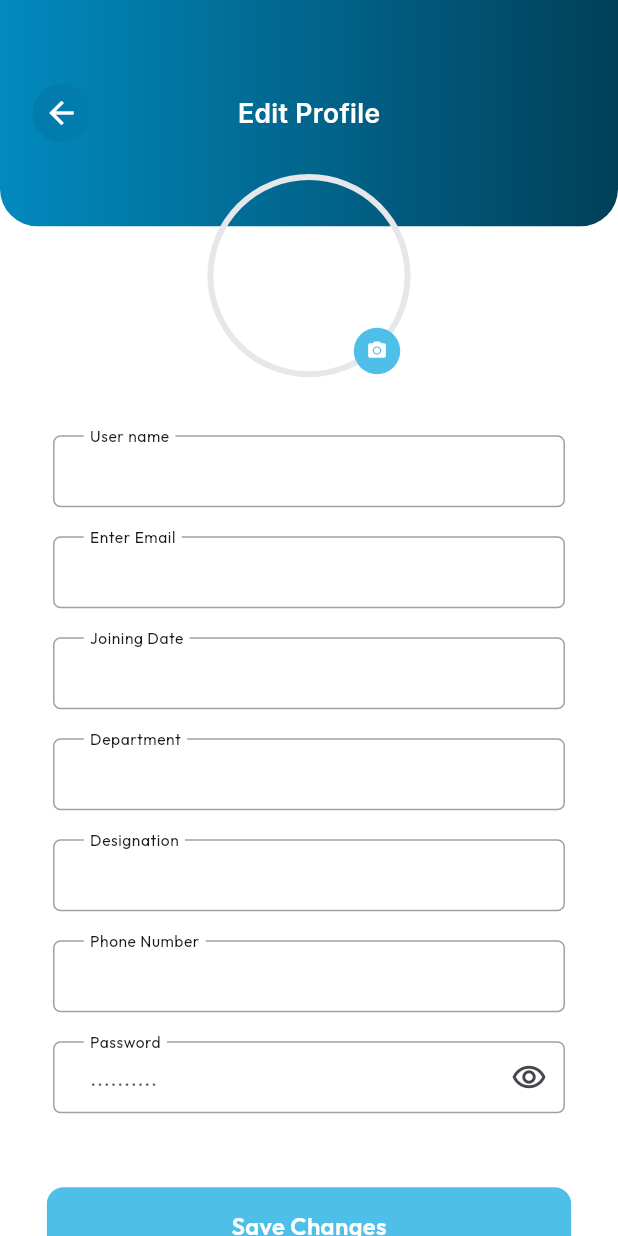
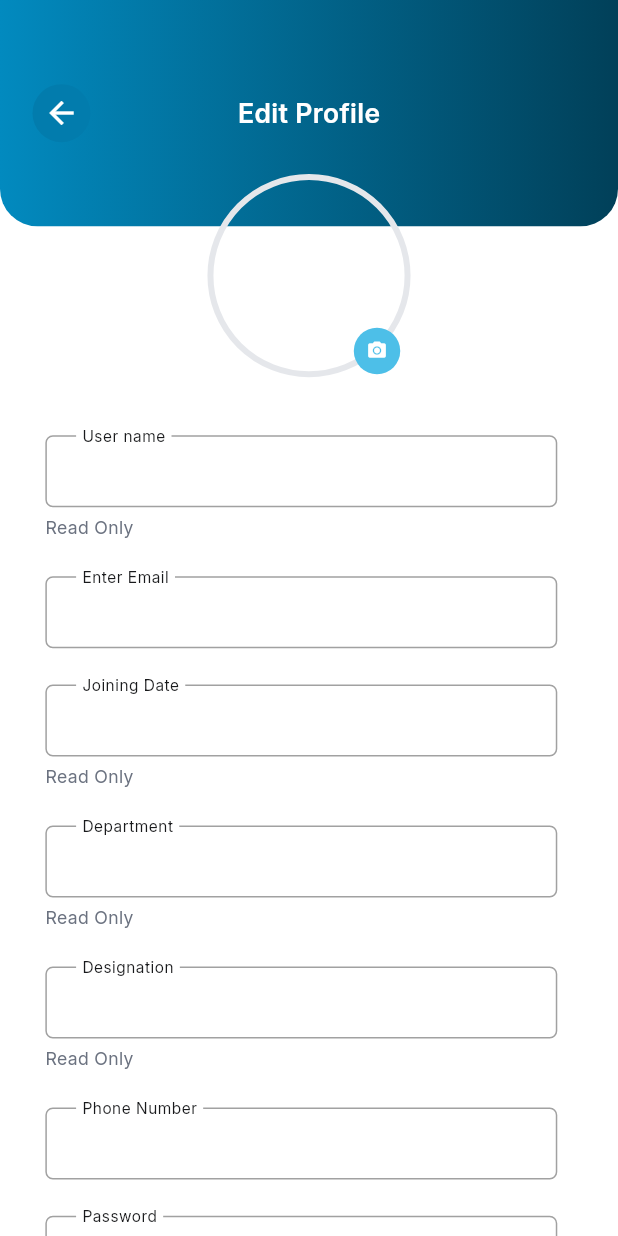
Before and after one commit to waizkamboh/clean_trust, a Flutter app: the EditProfileScreen screen opened directly, on a phone screen of 412 x 824 dp. Run offline on Flutter 3.47's test engine with Material 3 defaults, Android fonts, the phone set to English and light mode, and no system bars; our stand-ins replace connectivity_plus, dropdown_search, file_picker, flutter_spinkit, geocoding, geolocator and 5 more; missing offline and left inert: mobile_scanner; accounts and stored records are empty.

Commit message:
set color and font in edit profile screen

```diff
--- a/lib/main.dart
+++ b/lib/main.dart
@@ -13,6 +13,7 @@ import 'package:clean_trust/view/screens/home/home_screen.dart';
 import 'package:clean_trust/view/screens/home/leave_request/leave_request_screen.dart';
 import 'package:clean_trust/view/screens/onboarding/onboarding_screen1.dart';
 import 'package:clean_trust/view/screens/onboarding/onboarding_screen2.dart';
+import 'package:clean_trust/view/screens/profile/app_setting_Screen.dart';
 import 'package:clean_trust/view/screens/profile/edit_profile_screen.dart';
 import 'package:clean_trust/view/screens/profile/profile_screen.dart';
 import 'package:clean_trust/view/screens/splash/splash_screen.dart';
@@ -40,7 +41,7 @@ class MyApp extends StatelessWidget {
       theme: ThemeData(
         colorScheme: ColorScheme.fromSeed(seedColor: Colors.deepPurple),
       ),
-      home: EditProfileScreen(),
+      home: AppSettingScreen(),
       locale: LocalizationService.locale ,
       fallbackLocale: LocalizationService.fallbackLocale,
       translations: LocalizationService(),
--- a/lib/util/language_module/translation/en.dart
+++ b/lib/util/language_module/translation/en.dart
@@ -245,6 +245,7 @@ Map<String, String> en = {
   'EditProfileScreen11': 'Password',
   'EditProfileScreen12': '..........',
   'EditProfileScreen13': 'Save Changes',
+  'EditProfileScreen14': 'Read Only',
 
 
   'changePasswordScreen1': 'Change Password',
--- a/lib/view/screens/profile/edit_profile_screen.dart
+++ b/lib/view/screens/profile/edit_profile_screen.dart
@@ -87,14 +87,17 @@ class _EditProfileScreenState extends State<EditProfileScreen> {
 
 
                   SizedBox(height: getHeight(40),),
+                  Column(
+                    crossAxisAlignment: CrossAxisAlignment.start,
+                    children: [
                       Obx(()=>
                           InputTextField(
                             width: getWidth(333),
                             contentPadding: EdgeInsets.symmetric(horizontal: getWidth(20)),
                             keyBoardType: TextInputType.emailAddress,
                             readOnly: true,
-                        labelTextStyle: kSize16W400KWhiteColorOutfitRegular.copyWith(fontSize: getFont(14), color: AppColors.kCharcoalBlackColor),
-                        hintTextStyle: kSize16W400KWhiteColorOutfitRegular.copyWith(fontSize: getFont(14), color: AppColors.kBlackColor.withOpacity(0.66)),
+                            labelTextStyle: kSize17W400KCharcoalBlackColorInterRegular.copyWith(fontSize: getFont(14), color: AppColors.kCharcoalBlackColor),
+                            hintTextStyle: kSize17W400KCharcoalBlackColorInterRegular.copyWith(fontSize: getFont(14), color: AppColors.kBlackColor.withOpacity(0.66)),
                             obscureText: false,
                             hintText: controller.fullName.value,
                             labelText: 'EditProfileScreen3'.tr,
@@ -102,7 +105,11 @@ class _EditProfileScreenState extends State<EditProfileScreen> {
                             borderSideColor: AppColors.kBlackColor.withOpacity(0.37),
                             textFormFieldColor: AppColors.kWhiteColor,
                           ),),
-                  SizedBox(height: getHeight(20),),
+                      SizedBox(height: getHeight(5),),
+
+                      Text('EditProfileScreen14'.tr,style: kSize17W400KCharcoalBlackColorInterRegular.copyWith(fontSize: getFont(12), color: AppColors.kCoolGreyColor),),
+
+                      SizedBox(height: getHeight(25),),
                       Obx(()=>
                           InputTextField(
                             myController: controller.emailController.value,
@@ -112,8 +119,8 @@ class _EditProfileScreenState extends State<EditProfileScreen> {
                               return null;
                             },
                             keyBoardType: TextInputType.emailAddress,
-                        labelTextStyle: kSize16W400KWhiteColorOutfitRegular.copyWith(fontSize: getFont(14), color: AppColors.kCharcoalBlackColor),
-                        hintTextStyle: kSize16W400KWhiteColorOutfitRegular.copyWith(fontSize: getFont(14), color: AppColors.kBlackColor.withOpacity(0.66)),
+                            labelTextStyle: kSize17W400KCharcoalBlackColorInterRegular.copyWith(fontSize: getFont(14), color: AppColors.kCharcoalBlackColor),
+                            hintTextStyle: kSize17W400KCharcoalBlackColorInterRegular.copyWith(fontSize: getFont(14), color: AppColors.kBlackColor.withOpacity(0.66)),
                             obscureText: false,
                             hintText: controller.email.value,
                             labelText: 'EditProfileScreen4'.tr,
@@ -121,15 +128,15 @@ class _EditProfileScreenState extends State<EditProfileScreen> {
                             borderSideColor: AppColors.kBlackColor.withOpacity(0.37),
                             textFormFieldColor: AppColors.kWhiteColor,
                           ),),
-                  SizedBox(height: getHeight(20),),
+                      SizedBox(height: getHeight(25),),
                       Obx(()=>
                           InputTextField(
                             width: getWidth(333),
                             contentPadding: EdgeInsets.symmetric(horizontal: getWidth(20)),
                             keyBoardType: TextInputType.emailAddress,
                             readOnly: true,
-                        labelTextStyle: kSize16W400KWhiteColorOutfitRegular.copyWith(fontSize: getFont(14), color: AppColors.kCharcoalBlackColor),
-                        hintTextStyle: kSize16W400KWhiteColorOutfitRegular.copyWith(fontSize: getFont(14), color: AppColors.kBlackColor.withOpacity(0.66)),
+                            labelTextStyle: kSize17W400KCharcoalBlackColorInterRegular.copyWith(fontSize: getFont(14), color: AppColors.kCharcoalBlackColor),
+                            hintTextStyle: kSize17W400KCharcoalBlackColorInterRegular.copyWith(fontSize: getFont(14), color: AppColors.kBlackColor.withOpacity(0.66)),
                             obscureText: false,
                             hintText: controller.createdAt.value,
                             labelText: 'EditProfileScreen6'.tr,
@@ -137,15 +144,18 @@ class _EditProfileScreenState extends State<EditProfileScreen> {
                             borderSideColor: AppColors.kBlackColor.withOpacity(0.37),
                             textFormFieldColor: AppColors.kWhiteColor,
                           ),),
-                  SizedBox(height: getHeight(20),),
+                      SizedBox(height: getHeight(5),),
+
+                      Text('EditProfileScreen14'.tr,style: kSize17W400KCharcoalBlackColorInterRegular.copyWith(fontSize: getFont(12), color: AppColors.kCoolGreyColor),),
+                      SizedBox(height: getHeight(25),),
                       Obx(()=>
                           InputTextField(
                             width: getWidth(333),
                             contentPadding: EdgeInsets.symmetric(horizontal: getWidth(20)),
                             keyBoardType: TextInputType.emailAddress,
                             readOnly: true,
-                        labelTextStyle: kSize16W400KWhiteColorOutfitRegular.copyWith(fontSize: getFont(14), color: AppColors.kCharcoalBlackColor),
-                        hintTextStyle: kSize16W400KWhiteColorOutfitRegular.copyWith(fontSize: getFont(14), color: AppColors.kBlackColor.withOpacity(0.66)),
+                            labelTextStyle: kSize17W400KCharcoalBlackColorInterRegular.copyWith(fontSize: getFont(14), color: AppColors.kCharcoalBlackColor),
+                            hintTextStyle: kSize17W400KCharcoalBlackColorInterRegular.copyWith(fontSize: getFont(14), color: AppColors.kBlackColor.withOpacity(0.66)),
                             obscureText: false,
                             hintText: controller.role.value,
                             labelText: 'EditProfileScreen7'.tr,
@@ -153,15 +163,18 @@ class _EditProfileScreenState extends State<EditProfileScreen> {
                             borderSideColor: AppColors.kBlackColor.withOpacity(0.37),
                             textFormFieldColor: AppColors.kWhiteColor,
                           ),),
-                  SizedBox(height: getHeight(20),),
+                      SizedBox(height: getHeight(5),),
+
+                      Text('EditProfileScreen14'.tr,style: kSize17W400KCharcoalBlackColorInterRegular.copyWith(fontSize: getFont(12), color: AppColors.kCoolGreyColor),),
+                      SizedBox(height: getHeight(25),),
                       Obx(()=>
                           InputTextField(
                             width: getWidth(333),
                             contentPadding: EdgeInsets.symmetric(horizontal: getWidth(20)),
                             keyBoardType: TextInputType.emailAddress,
                             readOnly: true,
-                        labelTextStyle: kSize16W400KWhiteColorOutfitRegular.copyWith(fontSize: getFont(14), color: AppColors.kCharcoalBlackColor),
-                        hintTextStyle: kSize16W400KWhiteColorOutfitRegular.copyWith(fontSize: getFont(14), color: AppColors.kBlackColor.withOpacity(0.66)),
+                            labelTextStyle: kSize17W400KCharcoalBlackColorInterRegular.copyWith(fontSize: getFont(14), color: AppColors.kCharcoalBlackColor),
+                            hintTextStyle: kSize17W400KCharcoalBlackColorInterRegular.copyWith(fontSize: getFont(14), color: AppColors.kBlackColor.withOpacity(0.66)),
                             obscureText: false,
                             hintText: controller.position.value,
                             labelText: 'EditProfileScreen8'.tr,
@@ -169,15 +182,18 @@ class _EditProfileScreenState extends State<EditProfileScreen> {
                             borderSideColor: AppColors.kBlackColor.withOpacity(0.37),
                             textFormFieldColor: AppColors.kWhiteColor,
                           ),),
-                  SizedBox(height: getHeight(20),),
+                      SizedBox(height: getHeight(5),),
+
+                      Text('EditProfileScreen14'.tr,style: kSize17W400KCharcoalBlackColorInterRegular.copyWith(fontSize: getFont(12), color: AppColors.kCoolGreyColor),),
+                      SizedBox(height: getHeight(25),),
                       Obx(()=>
                           InputTextField(
                             myController: controller.phoneController.value,
                             width: getWidth(333),
                             contentPadding: EdgeInsets.symmetric(horizontal: getWidth(20)),
                             keyBoardType: TextInputType.phone,
-                        labelTextStyle: kSize16W400KWhiteColorOutfitRegular.copyWith(fontSize: getFont(14), color: AppColors.kCharcoalBlackColor),
-                        hintTextStyle: kSize16W400KWhiteColorOutfitRegular.copyWith(fontSize: getFont(14), color: AppColors.kBlackColor.withOpacity(0.66)),
+                            labelTextStyle: kSize17W400KCharcoalBlackColorInterRegular.copyWith(fontSize: getFont(14), color: AppColors.kCharcoalBlackColor),
+                            hintTextStyle: kSize17W400KCharcoalBlackColorInterRegular.copyWith(fontSize: getFont(14), color: AppColors.kBlackColor.withOpacity(0.66)),
                             obscureText: false,
                             hintText: controller.phoneNumber.value,
                             labelText: 'EditProfileScreen9'.tr,
@@ -185,15 +201,15 @@ class _EditProfileScreenState extends State<EditProfileScreen> {
                             borderSideColor: AppColors.kBlackColor.withOpacity(0.37),
                             textFormFieldColor: AppColors.kWhiteColor,
                           ),),
-                  SizedBox(height: getHeight(20),),
+                      SizedBox(height: getHeight(25),),
                       Obx(()=>
                           InputTextField(
                             myController: controller.passwordController.value,
                             width: getWidth(333),
                             contentPadding: EdgeInsets.symmetric(horizontal: getWidth(20)),
                             keyBoardType: TextInputType.visiblePassword,
-                        labelTextStyle: kSize16W400KWhiteColorOutfitRegular.copyWith(fontSize: getFont(14), color: AppColors.kCharcoalBlackColor),
-                        hintTextStyle: kSize16W400KWhiteColorOutfitRegular.copyWith(fontSize: getFont(14), color: AppColors.kBlackColor.withOpacity(0.66)),
+                            labelTextStyle: kSize17W400KCharcoalBlackColorInterRegular.copyWith(fontSize: getFont(14), color: AppColors.kCharcoalBlackColor),
+                            hintTextStyle: kSize17W400KCharcoalBlackColorInterRegular.copyWith(fontSize: getFont(14), color: AppColors.kBlackColor.withOpacity(0.66)),
                             obscureText: controller.isPasswordHidden.value,
                             suffixIcon: InkWell(
                               onTap: () {
@@ -213,7 +229,7 @@ class _EditProfileScreenState extends State<EditProfileScreen> {
                           ),),
 
 
-                  SizedBox(height: getHeight(50),),
+                      SizedBox(height: getHeight(60),),
                       Obx(()=>
                           RoundButton(
                             loading: controller.isLoading.value,
@@ -222,12 +238,16 @@ class _EditProfileScreenState extends State<EditProfileScreen> {
                             },
                             radius: BorderRadius.circular(12),
                             title: 'EditProfileScreen13'.tr,
-                        textStyle: kSize16W600KBlackColorOutfitSemiBold.copyWith(color: AppColors.kWhiteColor,),
+                            textStyle: kSize16W600kMidnightBlueColorInterSemiBold.copyWith(color: AppColors.kWhiteColor,),
                             buttonColor: AppColors.kSkyBlueColor,
                             width: getWidth(343),
                             height: getHeight(56),
 
                           ),),
+
+                    ],
+                  ),
+
                   SizedBox(height: getHeight(50),),
 
 
```
Lines whose indentation alone changed are shown as unchanged.
